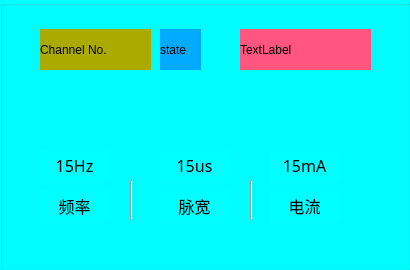
xiaosongzhi/LowUpLimp, file Src/CustomWidget/musclebutton.ui: the form before one commit.
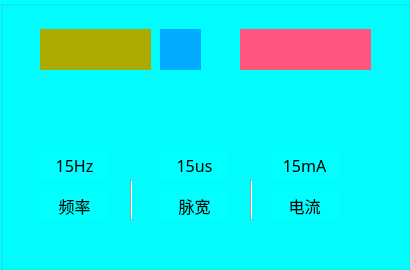
The form after the commit.

Patch:
```diff
--- a/Src/CustomWidget/musclebutton.ui
+++ b/Src/CustomWidget/musclebutton.ui
@@ -136,7 +136,7 @@
      <string notr="true">background-color: rgb(255, 85, 127);</string>
     </property>
     <property name="text">
-     <string>TextLabel</string>
+     <string/>
     </property>
    </widget>
    <widget class="QLabel" name="label_4">
@@ -174,7 +174,7 @@
      <string notr="true">background-color: rgb(170, 170, 0);</string>
     </property>
     <property name="text">
-     <string>Channel No.</string>
+     <string/>
     </property>
    </widget>
    <widget class="QLabel" name="label_6">
@@ -234,7 +234,7 @@
      <string notr="true">background-color: rgb(0, 170, 255);</string>
     </property>
     <property name="text">
-     <string>state</string>
+     <string/>
     </property>
    </widget>
   </widget>
```
